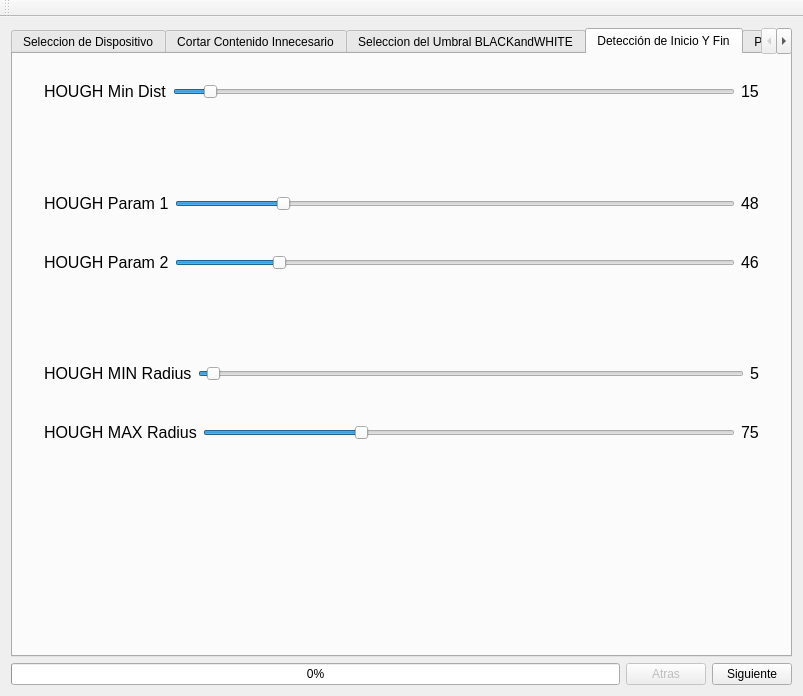
Old version of the form ventanaprincipal.ui in the repository dianjuar/ModuloVisionArtifiical_ACO.
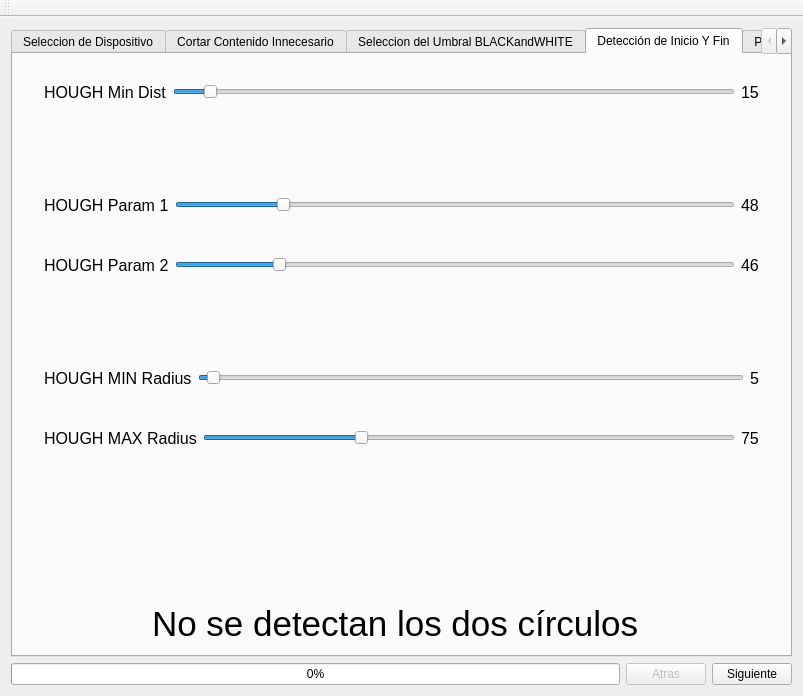
New version of the form. The open tabs and pages were chosen to show the change. Icons and pictures are not drawn.

Patch:
```diff
--- a/ventanaprincipal.ui
+++ b/ventanaprincipal.ui
@@ -1006,19 +1006,6 @@
           </item>
          </layout>
         </item>
-        <item>
-         <spacer name="verticalSpacer_21">
-          <property name="orientation">
-           <enum>Qt::Vertical</enum>
-          </property>
-          <property name="sizeHint" stdset="0">
-           <size>
-            <width>20</width>
-            <height>40</height>
-           </size>
-          </property>
-         </spacer>
-        </item>
         <item>
          <spacer name="verticalSpacer_20">
           <property name="orientation">
@@ -1088,6 +1075,59 @@
           </property>
          </spacer>
         </item>
+        <item>
+         <layout class="QHBoxLayout" name="horizontalLayout_22">
+          <item>
+           <spacer name="horizontalSpacer_23">
+            <property name="orientation">
+             <enum>Qt::Horizontal</enum>
+            </property>
+            <property name="sizeHint" stdset="0">
+             <size>
+              <width>40</width>
+              <height>20</height>
+             </size>
+            </property>
+           </spacer>
+          </item>
+          <item>
+           <widget class="QLabel" name="label_errorText_F3">
+            <property name="font">
+             <font>
+              <family>Ubuntu</family>
+              <pointsize>26</pointsize>
+             </font>
+            </property>
+            <property name="text">
+             <string>No se detectan los dos círculos</string>
+            </property>
+           </widget>
+          </item>
+          <item>
+           <widget class="QLabel" name="label_errorImg_F3">
+            <property name="text">
+             <string/>
+            </property>
+            <property name="pixmap">
+             <pixmap>../ModuloDeVisionArtificial_1_1+GIT-build-desktop-Qt_4_8_1_in_PATH__System__Release/media/TestConnection/Bad.png</pixmap>
+            </property>
+           </widget>
+          </item>
+          <item>
+           <spacer name="horizontalSpacer_24">
+            <property name="orientation">
+             <enum>Qt::Horizontal</enum>
+            </property>
+            <property name="sizeHint" stdset="0">
+             <size>
+              <width>40</width>
+              <height>20</height>
+             </size>
+            </property>
+           </spacer>
+          </item>
+         </layout>
+        </item>
        </layout>
       </widget>
       <widget class="QWidget" name="tab_5">
```
Left out of the diff: 2 changed lines with no effect on the pictures.
